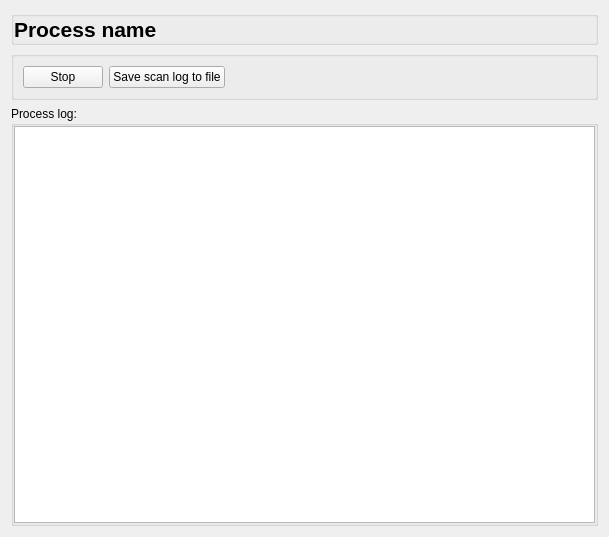
Old version of the form src/libgui/snmpNetworkDiscoveryWizard/nd_progresspage_q.ui in the repository fwbuilder/fwbuilder.
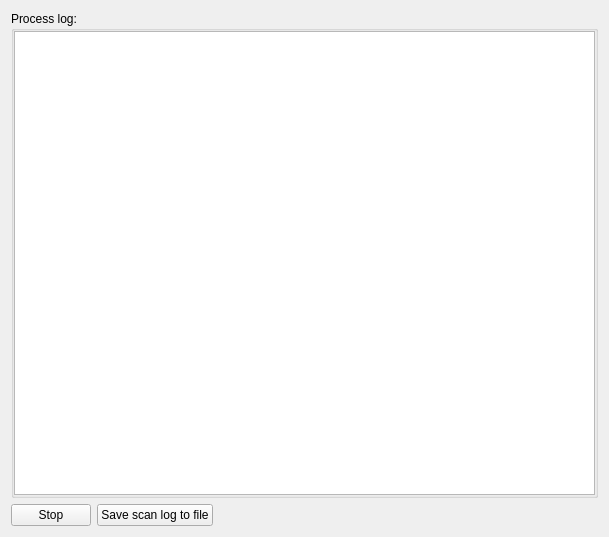
New version of the form.

Patch:
```diff
--- a/src/libgui/snmpNetworkDiscoveryWizard/nd_progresspage_q.ui
+++ b/src/libgui/snmpNetworkDiscoveryWizard/nd_progresspage_q.ui
@@ -15,28 +15,18 @@
   </property>
   <layout class="QGridLayout" name="gridLayout">
    <item row="0" column="0">
-    <widget class="QGroupBox" name="buttonGroup8_2">
+    <widget class="QGroupBox" name="buttonGroup8">
      <property name="title">
-      <string/>
+      <string>Process log:</string>
      </property>
-     <layout class="QHBoxLayout" name="_2">
+     <layout class="QVBoxLayout">
       <property name="margin">
        <number>0</number>
       </property>
       <item>
-       <widget class="QLabel" name="processName">
-        <property name="font">
-         <font>
-          <pointsize>16</pointsize>
-          <weight>75</weight>
-          <bold>true</bold>
-         </font>
-        </property>
-        <property name="text">
-         <string>Process name</string>
-        </property>
-        <property name="wordWrap">
-         <bool>false</bool>
+       <widget class="QTextEdit" name="discoveryLog">
+        <property name="readOnly">
+         <bool>true</bool>
         </property>
        </widget>
       </item>
@@ -44,27 +34,23 @@
     </widget>
    </item>
    <item row="1" column="0">
-    <widget class="QGroupBox" name="buttonGroup7">
-     <property name="title">
-      <string/>
-     </property>
-     <layout class="QGridLayout" name="gridLayout_2">
-      <item row="0" column="0">
+    <layout class="QHBoxLayout" name="horizontalLayout">
+     <item>
        <widget class="QPushButton" name="discoveryStopButton">
         <property name="text">
          <string>Stop</string>
         </property>
        </widget>
       </item>
-      <item row="0" column="1">
+     <item>
        <widget class="QPushButton" name="logSaveButton">
         <property name="text">
          <string>Save scan log to file</string>
         </property>
        </widget>
       </item>
-      <item row="0" column="2">
-       <spacer>
+     <item>
+      <spacer name="spacer">
         <property name="orientation">
          <enum>Qt::Horizontal</enum>
         </property>
@@ -80,26 +66,6 @@
        </spacer>
       </item>
      </layout>
-    </widget>
-   </item>
-   <item row="2" column="0">
-    <widget class="QGroupBox" name="buttonGroup8">
-     <property name="title">
-      <string>Process log:</string>
-     </property>
-     <layout class="QVBoxLayout">
-      <property name="margin">
-       <number>0</number>
-      </property>
-      <item>
-       <widget class="QTextEdit" name="discoveryLog">
-        <property name="readOnly">
-         <bool>true</bool>
-        </property>
-       </widget>
-      </item>
-     </layout>
-    </widget>
    </item>
   </layout>
  </widget>
```
Left out of the diff: 8 changed lines with no effect on the pictures. Lines whose indentation alone changed are shown as unchanged.
